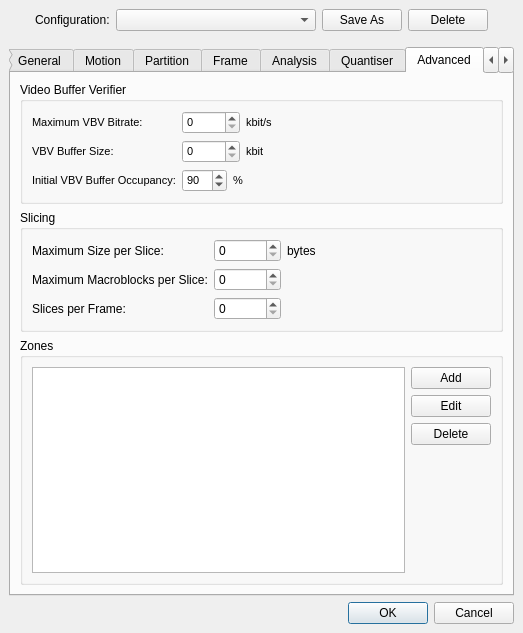
Before: the Qt Designer form branches/avidemux_2.5_branch_gruntster/plugins/ADM_videoEncoder/ADM_vidEnc_x264/qt4/x264ConfigDialog.ui in BackupTheBerlios/avidemux-svn, drawn with Qt 5.
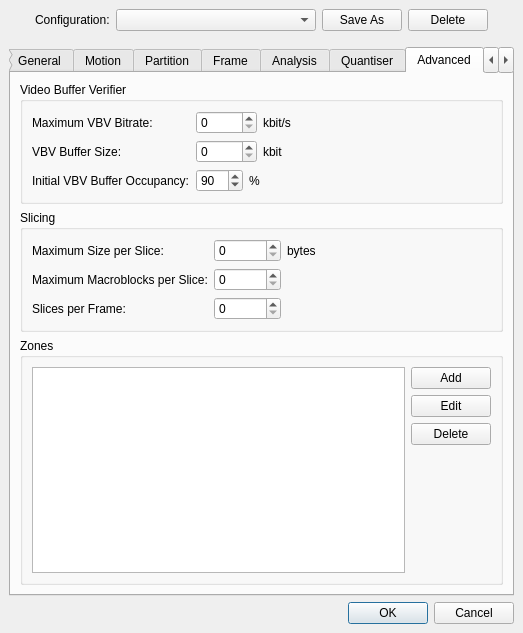
After: the same form once the commit is applied. The open tabs and pages were chosen to show the change.

Commit message: [x264/xvid] don't explicitly set the font family on Qt dialogs

```diff
--- a/branches/avidemux_2.5_branch_gruntster/plugins/ADM_videoEncoder/ADM_vidEnc_x264/qt4/x264ConfigDialog.ui
+++ b/branches/avidemux_2.5_branch_gruntster/plugins/ADM_videoEncoder/ADM_vidEnc_x264/qt4/x264ConfigDialog.ui
@@ -3030,17 +3030,6 @@
             </property>
             <item row="0" column="0" >
              <widget class="QLabel" name="label_9" >
-              <property name="font" >
-               <font>
-                <family>MS Shell Dlg 2</family>
-                <pointsize>8</pointsize>
-                <weight>50</weight>
-                <italic>false</italic>
-                <bold>false</bold>
-                <underline>false</underline>
-                <strikeout>false</strikeout>
-               </font>
-              </property>
               <property name="text" >
                <string>Maximum VBV Bitrate:</string>
               </property>
@@ -3048,17 +3037,6 @@
             </item>
             <item row="2" column="0" >
              <widget class="QLabel" name="label_14" >
-              <property name="font" >
-               <font>
-                <family>MS Shell Dlg 2</family>
-                <pointsize>8</pointsize>
-                <weight>50</weight>
-                <italic>false</italic>
-                <bold>false</bold>
-                <underline>false</underline>
-                <strikeout>false</strikeout>
-               </font>
-              </property>
               <property name="text" >
                <string>Initial VBV Buffer Occupancy:</string>
               </property>
@@ -3074,17 +3052,6 @@
               </property>
               <item>
                <widget class="QSpinBox" name="vbvBufferSizeSpinBox" >
-                <property name="font" >
-                 <font>
-                  <family>MS Shell Dlg 2</family>
-                  <pointsize>8</pointsize>
-                  <weight>50</weight>
-                  <italic>false</italic>
-                  <bold>false</bold>
-                  <underline>false</underline>
-                  <strikeout>false</strikeout>
-                 </font>
-                </property>
                 <property name="maximum" >
                  <number>99999</number>
                 </property>
@@ -3092,17 +3059,6 @@
               </item>
               <item>
                <widget class="QLabel" name="label_12" >
-                <property name="font" >
-                 <font>
-                  <family>MS Shell Dlg 2</family>
-                  <pointsize>8</pointsize>
-                  <weight>50</weight>
-                  <italic>false</italic>
-                  <bold>false</bold>
-                  <underline>false</underline>
-                  <strikeout>false</strikeout>
-                 </font>
-                </property>
                 <property name="text" >
                  <string>kbit</string>
                 </property>
@@ -3133,17 +3089,6 @@
               </property>
               <item>
                <widget class="QSpinBox" name="vbvBufferOccupancySpinBox" >
-                <property name="font" >
-                 <font>
-                  <family>MS Shell Dlg 2</family>
-                  <pointsize>8</pointsize>
-                  <weight>50</weight>
-                  <italic>false</italic>
-                  <bold>false</bold>
-                  <underline>false</underline>
-                  <strikeout>false</strikeout>
-                 </font>
-                </property>
                 <property name="maximum" >
                  <number>100</number>
                 </property>
@@ -3154,17 +3099,6 @@
               </item>
               <item>
                <widget class="QLabel" name="label_13" >
-                <property name="font" >
-                 <font>
-                  <family>MS Shell Dlg 2</family>
-                  <pointsize>8</pointsize>
-                  <weight>50</weight>
-                  <italic>false</italic>
-                  <bold>false</bold>
-                  <underline>false</underline>
-                  <strikeout>false</strikeout>
-                 </font>
-                </property>
                 <property name="text" >
                  <string>%</string>
                 </property>
@@ -3195,17 +3129,6 @@
               </property>
               <item>
                <widget class="QSpinBox" name="vbvMaxBitrateSpinBox" >
-                <property name="font" >
-                 <font>
-                  <family>MS Shell Dlg 2</family>
-                  <pointsize>8</pointsize>
-                  <weight>50</weight>
-                  <italic>false</italic>
-                  <bold>false</bold>
-                  <underline>false</underline>
-                  <strikeout>false</strikeout>
-                 </font>
-                </property>
                 <property name="maximum" >
                  <number>99999</number>
                 </property>
@@ -3213,17 +3136,6 @@
               </item>
               <item>
                <widget class="QLabel" name="label_10" >
-                <property name="font" >
-                 <font>
-                  <family>MS Shell Dlg 2</family>
-                  <pointsize>8</pointsize>
-                  <weight>50</weight>
-                  <italic>false</italic>
-                  <bold>false</bold>
-                  <underline>false</underline>
-                  <strikeout>false</strikeout>
-                 </font>
-                </property>
                 <property name="text" >
                  <string>kbit/s</string>
                 </property>
@@ -3246,17 +3158,6 @@
             </item>
             <item row="1" column="0" >
              <widget class="QLabel" name="label_11" >
-              <property name="font" >
-               <font>
-                <family>MS Shell Dlg 2</family>
-                <pointsize>8</pointsize>
-                <weight>50</weight>
-                <italic>false</italic>
-                <bold>false</bold>
-                <underline>false</underline>
-                <strikeout>false</strikeout>
-               </font>
-              </property>
               <property name="text" >
                <string>VBV Buffer Size:</string>
               </property>
```
Left out of the diff: 55 changed lines with no effect on the pictures. The commit also changes 1 other file.
